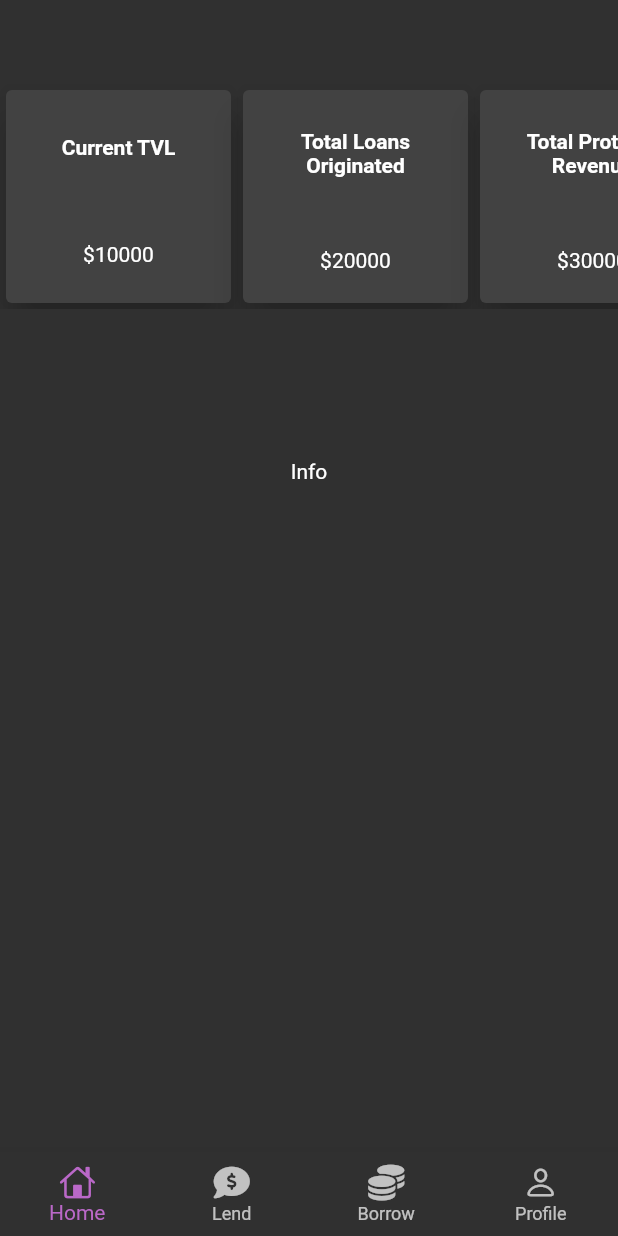
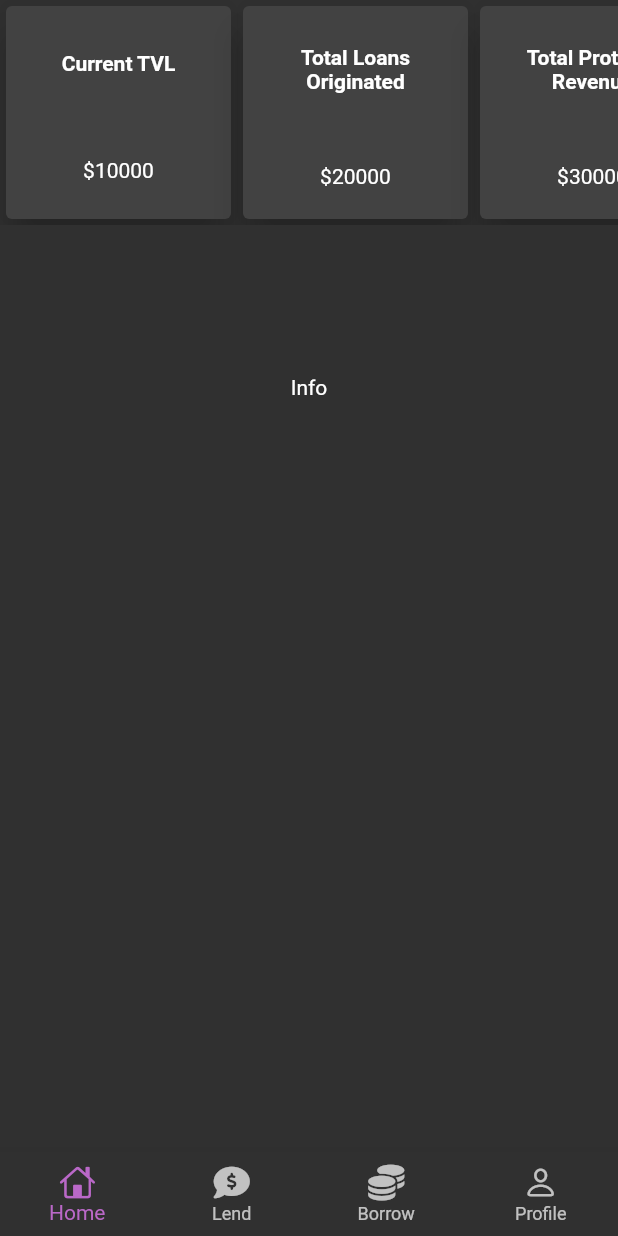
Before and after one commit to Tabasco-DeFi/Cover.fi-IOS-Android, a Flutter app: the screen it shows after launch, on a phone screen of 412 x 824 dp. Run offline on Flutter 3.47's test engine with Material 2 defaults, Android fonts, the phone set to English and light mode, and no system bars; our stand-ins replace font_awesome_flutter, get.

Commit message:
Removed Scaffold

```diff
--- a/lib/View/home_page.dart
+++ b/lib/View/home_page.dart
@@ -32,13 +32,7 @@ class _HomePageState extends State<HomePage> {
           bottom: true,
           child: Stack(
               children: <Widget>[
-                Scaffold(
-                  backgroundColor: Colors.transparent,
-                  appBar: AppBar(
-                    backgroundColor: Colors.transparent,
-                    elevation: 0.0,
-                  ),
-                  body: IndexedStack(
+                IndexedStack(
                   index: controller.tabIndex.value,
                   children: <Widget>[
                     // Widgets
@@ -47,8 +41,24 @@ class _HomePageState extends State<HomePage> {
                     BorrowPage(),
                     MetaMaskWidget()
                   ],
-                  ),
                 )
+                // Scaffold(
+                //   backgroundColor: Colors.transparent,
+                //   appBar: AppBar(
+                //     backgroundColor: Colors.transparent,
+                //     elevation: 0.0,
+                //   ),
+                //   body: IndexedStack(
+                //     index: controller.tabIndex.value,
+                //     children: <Widget>[
+                //       // Widgets
+                //       MainPage(),
+                //       LendPage(),
+                //       BorrowPage(),
+                //       MetaMaskWidget()
+                //     ],
+                //   ),
+                // )
             ]
           ),
         ),
```
Lines whose indentation alone changed are shown as unchanged.
